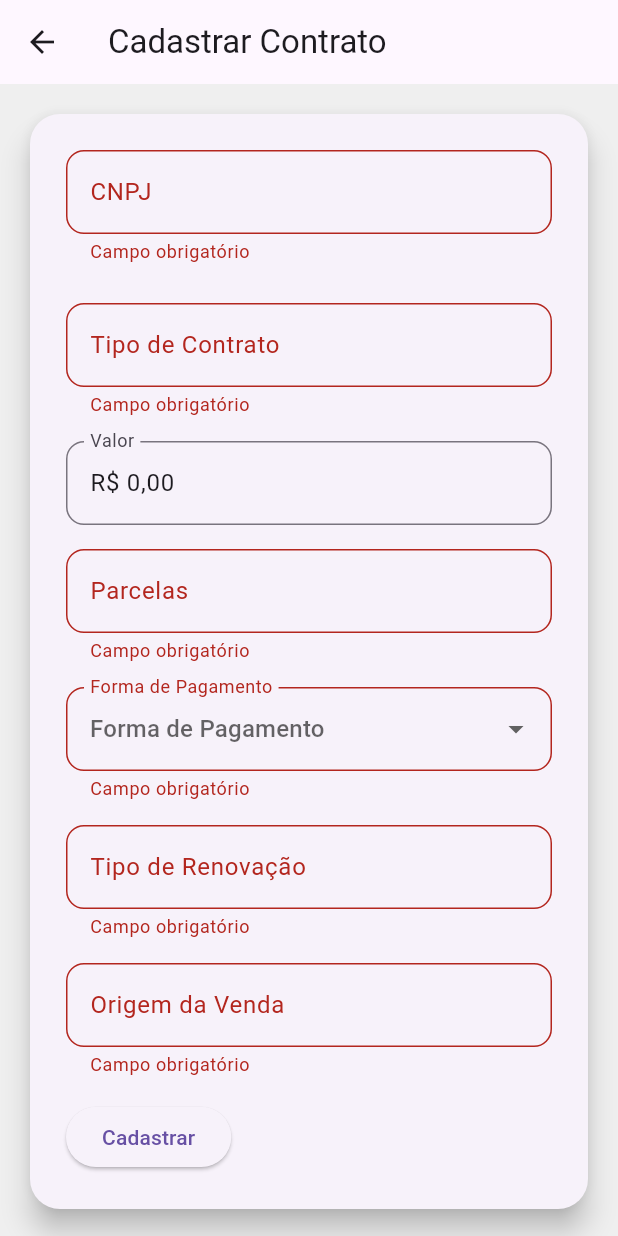
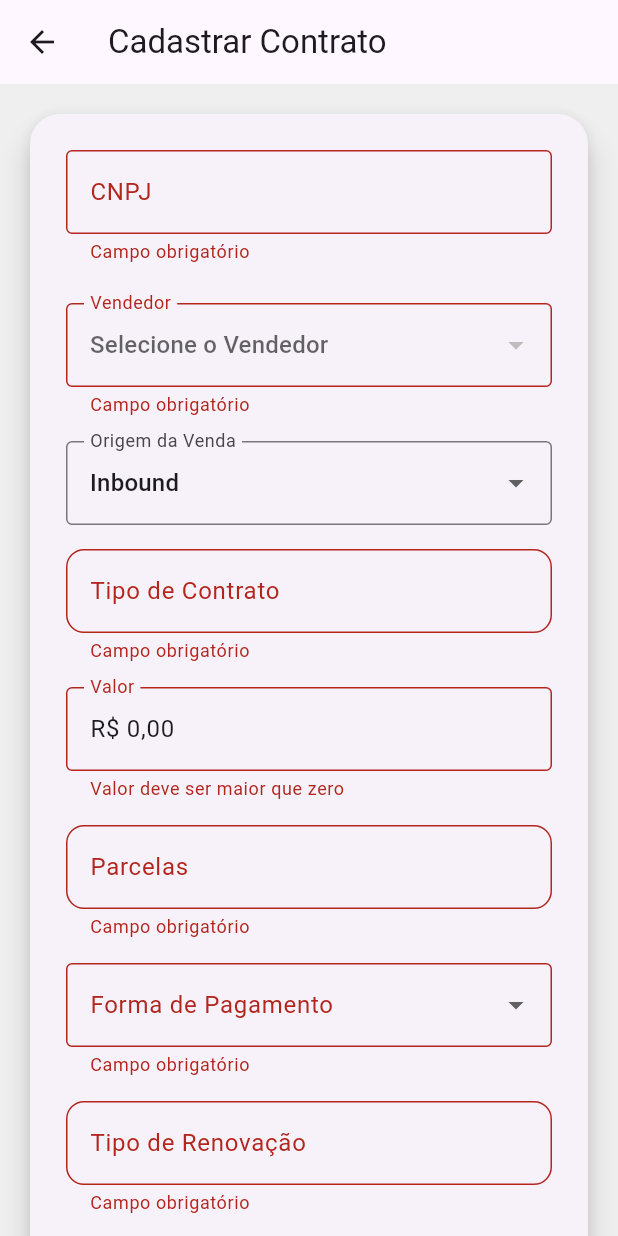
Before and after one commit to Raizhe/comissao-flutter-web, a Flutter app: the ContractFormPage screen opened by its route, after a tap on "Cadastrar", on a phone screen of 412 x 824 dp. Run offline on Flutter 3.47's test engine with Material 3 defaults, Android fonts, the phone set to English and light mode, and no system bars; our stand-ins replace cloud_firestore, firebase_auth, firebase_core, fl_chart, flutter_masked_text2, get; accounts and stored records are empty.

Commit message:
contract page updated

```diff
--- a/lib/presentation/screens/contract/contract_form_page.dart
+++ b/lib/presentation/screens/contract/contract_form_page.dart
@@ -1,10 +1,11 @@
 import 'package:flutter/material.dart';
 import 'package:get/get.dart';
-import 'package:uuid/uuid.dart';
 import 'package:cloud_firestore/cloud_firestore.dart';
 import 'package:flutter_masked_text2/flutter_masked_text2.dart';
+import 'package:uuid/uuid.dart';
+
 import '../../../data/models/contract_model.dart';
-import '../contract/controllers/contracts_controller.dart';
+import 'controllers/contracts_controller.dart';
 
 class ContractFormPage extends StatefulWidget {
   const ContractFormPage({Key? key}) : super(key: key);
@@ -14,34 +15,34 @@ class ContractFormPage extends StatefulWidget {
 }
 
 class _ContractFormPageState extends State<ContractFormPage> {
-  final ContractController _contractController = Get.put(ContractController());
-
   final _formKey = GlobalKey<FormState>();
 
+  final _cnpjController = MaskedTextController(mask: '00.000.000/0000-00');
+  final _cpfController = MaskedTextController(mask: '000.000.000-00');
   final _typeController = TextEditingController();
+
+  // Ajuste no controlador de valor para evitar erro de range
   final _amountController = MoneyMaskedTextController(
+    initialValue: 0.0,  // Valor inicial válido
     decimalSeparator: ',',
     thousandSeparator: '.',
     leftSymbol: 'R\$ ',
   );
+  final _installmentsController = TextEditingController();
   final _paymentMethodController = TextEditingController();
-  final _installmentsController = TextEditingController();
   final _renewalTypeController = TextEditingController();
-  final _salesOriginController = TextEditingController();
+  String? _selectedSalesOrigin = 'Inbound';
+  String? _selectedSellerId;
 
-  final _cnpjController = MaskedTextController(mask: '00.000.000/0000-00');
-  final _cpfController = MaskedTextController(mask: '000.000.000-00');
-
-  String? _selectedSellerId;
-  String? _selectedClientName;
+  bool _showClientSuggestions = false;
   List<Map<String, dynamic>> _clients = [];
   List<Map<String, dynamic>> _sellers = [];
-  bool _showClientSuggestions = false; // Controle da lista de sugestões
 
   @override
   void initState() {
     super.initState();
     _fetchSellers();
+    Get.put(ContractController());
   }
 
   Future<void> _fetchSellers() async {
@@ -49,7 +50,10 @@ class _ContractFormPageState extends State<ContractFormPage> {
     await FirebaseFirestore.instance.collection('sellers').get();
 
     setState(() {
-      _sellers = snapshot.docs.map((doc) => doc.data()).toList();
+      _sellers = snapshot.docs.map((doc) {
+        final data = doc.data();
+        return {'uid': doc.id, 'name': data['name'] ?? 'Sem Nome'};
+      }).toList();
     });
   }
 
@@ -57,106 +61,14 @@ class _ContractFormPageState extends State<ContractFormPage> {
     QuerySnapshot<Map<String, dynamic>> snapshot = await FirebaseFirestore
         .instance
         .collection('clients')
-        .where('cnpj', isGreaterThanOrEqualTo: query)
-        .limit(5)
+        .where('cnpj', isEqualTo: query)
+        .limit(1)
         .get();
 
     setState(() {
       _clients = snapshot.docs.map((doc) => doc.data()).toList();
       _showClientSuggestions = _clients.isNotEmpty;
     });
-  }
-
-  Future<void> _addContract() async {
-    if (!_formKey.currentState!.validate()) return;
-
-    try {
-      String contractId = const Uuid().v4();
-
-      ContractModel newContract = ContractModel(
-        contractId: contractId,
-        clientCNPJ: _cnpjController.text,
-        clientName: _selectedClientName!,
-        sellerId: _selectedSellerId!,
-        type: _typeController.text.trim(),
-        amount: double.parse(
-            _amountController.text.replaceAll(RegExp(r'[^\d.]'), '')),
-        startDate: DateTime.now(),
-        status: 'ativo',
-        createdAt: DateTime.now(),
-        paymentMethod: _paymentMethodController.text.trim(),
-        installments: int.parse(_installmentsController.text.trim()),
-        renewalType: _renewalTypeController.text.trim(),
-        salesOrigin: _salesOriginController.text.trim(),
-      );
-
-      await _contractController.addContract(newContract);
-
-      Get.snackbar('Sucesso', 'Contrato cadastrado com sucesso!',
-          backgroundColor: Colors.green,
-          colorText: Colors.white,
-          snackPosition: SnackPosition.BOTTOM,
-          duration: const Duration(seconds: 3));
-
-      Get.offAllNamed('/home');
-    } catch (e) {
-      Get.snackbar('Erro', 'Erro ao cadastrar contrato: $e',
-          backgroundColor: Colors.red,
-          colorText: Colors.white,
-          snackPosition: SnackPosition.BOTTOM);
-    }
-  }
-
-  Widget _buildSearchableCnpjField() {
-    return Column(
-      children: [
-        TextFormField(
-          controller: _cnpjController,
-          decoration: InputDecoration(
-            labelText: 'CNPJ',
-            border: OutlineInputBorder(
-              borderRadius: BorderRadius.circular(12.0),
-            ),
-          ),
-          onChanged: (value) {
-            if (value.length >= 14) {
-              _searchClient(value);
-            } else {
-              setState(() {
-                _showClientSuggestions = false;
-              });
-            }
-          },
-          validator: (value) =>
-          value == null || value.isEmpty ? 'Campo obrigatório' : null,
-        ),
-        const SizedBox(height: 10),
-        _showClientSuggestions
-            ? ListView.builder(
-          shrinkWrap: true,
-          itemCount: _clients.length,
-          itemBuilder: (context, index) {
-            final client = _clients[index];
-            final clientName =
-                client['name'] ?? 'Nome não disponível';
-            final clientCnpj = client['cnpj'] ?? '';
-
-            return ListTile(
-              title: Text('$clientName - $clientCnpj'),
-              onTap: () {
-                setState(() {
-                  _cnpjController.text = clientCnpj;
-                  _cpfController.text = client['cpf'] ?? '';
-                  _selectedClientName = clientName;
-                  _showClientSuggestions = false;
-                });
-              },
-            );
-          },
-        )
-            : const SizedBox.shrink(),
-      ],
-    );
   }
 
   @override
@@ -181,22 +93,56 @@ class _ContractFormPageState extends State<ContractFormPage> {
                   padding: const EdgeInsets.all(24.0),
                   child: Form(
                     key: _formKey,
-                    child: Wrap(
-                      spacing: 16.0,
-                      runSpacing: 16.0,
+                    child: Column(
+                      crossAxisAlignment: CrossAxisAlignment.stretch,
                       children: [
                         _buildSearchableCnpjField(),
+                        const SizedBox(height: 16),
+                        _buildSellerDropdown(),
+                        const SizedBox(height: 16),
+                        _buildSalesOriginDropdown(),
+                        const SizedBox(height: 16),
                         _buildTextField(_typeController, 'Tipo de Contrato'),
+                        const SizedBox(height: 16),
                         _buildCurrencyField(),
+                        const SizedBox(height: 16),
                         _buildTextField(_installmentsController, 'Parcelas',
                             TextInputType.number),
+                        const SizedBox(height: 16),
                         _buildPaymentMethodDropdown(),
-                        _buildTextField(
-                            _renewalTypeController, 'Tipo de Renovação'),
-                        _buildTextField(
-                            _salesOriginController, 'Origem da Venda'),
+                        const SizedBox(height: 16),
+                        _buildTextField(_renewalTypeController, 'Tipo de Renovação'),
+                        const SizedBox(height: 24),
                         ElevatedButton(
-                          onPressed: _addContract,
+                          onPressed: () async {
+                            if (_formKey.currentState!.validate()) {
+                              final newContract = ContractModel(
+                                contractId: const Uuid().v4(),
+                                clientCNPJ: _cnpjController.text.trim(),
+                                clientName: 'Nome do Cliente',
+                                sellerId: _selectedSellerId!,
+                                type: _typeController.text.trim(),
+                                amount: _amountController.numberValue, // Correção aqui
+                                startDate: DateTime.now(),
+                                endDate: null,
+                                status: 'ativo',
+                                createdAt: DateTime.now(),
+                                paymentMethod: _paymentMethodController.text.trim(),
+                                installments: int.parse(
+                                    _installmentsController.text.trim()),
+                                renewalType: _renewalTypeController.text.trim(),
+                                salesOrigin: _selectedSalesOrigin ?? 'Inbound',
+                              );
+
+                              try {
+                                await Get.find<ContractController>().addContract(newContract);
+                                Get.snackbar('Sucesso', 'Contrato cadastrado com sucesso!');
+                                Get.offAllNamed('/home');
+                              } catch (e) {
+                                Get.snackbar('Erro', 'Erro ao cadastrar contrato: $e');
+                              }
+                            }
+                          },
                           child: const Text('Cadastrar'),
                         ),
                       ],
@@ -211,6 +157,122 @@ class _ContractFormPageState extends State<ContractFormPage> {
     );
   }
 
+  Widget _buildSearchableCnpjField() {
+    return Column(
+      children: [
+        TextFormField(
+          controller: _cnpjController,
+          decoration: const InputDecoration(
+            labelText: 'CNPJ',
+            border: OutlineInputBorder(),
+          ),
+          onChanged: (value) {
+            if (value.replaceAll(RegExp(r'\D'), '').length == 14) {
+              _searchClient(value);
+            } else {
+              setState(() {
+                _showClientSuggestions = false;
+              });
+            }
+          },
+          validator: (value) =>
+          value == null || value.isEmpty ? 'Campo obrigatório' : null,
+        ),
+        const SizedBox(height: 10),
+        _showClientSuggestions
+            ? ListView.builder(
+          shrinkWrap: true,
+          itemCount: _clients.length,
+          itemBuilder: (context, index) {
+            final client = _clients[index];
+            final clientCnpj = client['cnpj'] ?? '';
+
+            return ListTile(
+              title: Text(clientCnpj),
+              onTap: () {
+                setState(() {
+                  _cnpjController.text = clientCnpj;
+                  _cpfController.text = client['cpf'] ?? '';
+                  _showClientSuggestions = false;
+                });
+              },
+            );
+          },
+        )
+            : const SizedBox.shrink(),
+      ],
+    );
+  }
+
+  Widget _buildCurrencyField() {
+    return TextFormField(
+      controller: _amountController,
+      keyboardType: TextInputType.number,
+      decoration: const InputDecoration(
+        labelText: 'Valor',
+        border: OutlineInputBorder(),
+      ),
+      validator: (value) {
+        if (_amountController.numberValue <= 0) {
+          return 'Valor deve ser maior que zero';
+        }
+        return null;
+      },
+    );
+  }
+
+  // Método para o campo de seleção de vendedor
+  Widget _buildSellerDropdown() {
+    return DropdownButtonFormField<String>(
+      hint: const Text('Selecione o Vendedor'),
+      value: _selectedSellerId,
+      items: _sellers.map((seller) {
+        return DropdownMenuItem<String>(
+          value: seller['uid'],
+          child: Text(seller['name']),
+        );
+      }).toList(),
+      onChanged: (value) {
+        setState(() {
+          _selectedSellerId = value;
+        });
+      },
+      decoration: const InputDecoration(
+        labelText: 'Vendedor',
+        border: OutlineInputBorder(),
+      ),
+      validator: (value) =>
+      value == null || value.isEmpty ? 'Campo obrigatório' : null,
+    );
+  }
+
+// Método para o campo de seleção da origem de venda
+  Widget _buildSalesOriginDropdown() {
+    const salesOrigins = ['Inbound', 'Outbound'];
+
+    return DropdownButtonFormField<String>(
+      value: _selectedSalesOrigin,
+      items: salesOrigins.map((origin) {
+        return DropdownMenuItem<String>(
+          value: origin,
+          child: Text(origin),
+        );
+      }).toList(),
+      onChanged: (value) {
+        setState(() {
+          _selectedSalesOrigin = value;
+        });
+      },
+      decoration: const InputDecoration(
+        labelText: 'Origem da Venda',
+        border: OutlineInputBorder(),
+      ),
+      validator: (value) =>
+      value == null || value.isEmpty ? 'Campo obrigatório' : null,
+    );
+  }
+
+// Método genérico para campos de texto
   Widget _buildTextField(TextEditingController controller, String label,
       [TextInputType? type]) {
     return TextFormField(
@@ -227,40 +289,27 @@ class _ContractFormPageState extends State<ContractFormPage> {
     );
   }
 
-  Widget _buildCurrencyField() {
-    return TextFormField(
-      controller: _amountController,
-      keyboardType: TextInputType.number,
-      decoration: InputDecoration(
-        labelText: 'Valor',
-        border: OutlineInputBorder(
-          borderRadius: BorderRadius.circular(12.0),
-        ),
+// Método para o campo de seleção de forma de pagamento
+  Widget _buildPaymentMethodDropdown() {
+    const paymentMethods = ['Crédito', 'Débito', 'Boleto'];
+
+    return DropdownButtonFormField<String>(
+      items: paymentMethods.map((method) {
+        return DropdownMenuItem<String>(
+          value: method,
+          child: Text(method),
+        );
+      }).toList(),
+      onChanged: (value) {
+        _paymentMethodController.text = value!;
+      },
+      decoration: const InputDecoration(
+        labelText: 'Forma de Pagamento',
+        border: OutlineInputBorder(),
       ),
       validator: (value) =>
       value == null || value.isEmpty ? 'Campo obrigatório' : null,
     );
   }
 
-  Widget _buildPaymentMethodDropdown() {
-    const paymentMethods = ['Crédito', 'Débito', 'Boleto'];
-
-    return DropdownButtonFormField<String>(
-      hint: const Text('Forma de Pagamento'),
-      items: paymentMethods.map((method) {
-        return DropdownMenuItem(value: method, child: Text(method));
-      }).toList(),
-      onChanged: (value) {
-        _paymentMethodController.text = value!;
-      },
-      decoration: InputDecoration(
-        labelText: 'Forma de Pagamento',
-        border: OutlineInputBorder(
-          borderRadius: BorderRadius.circular(12.0),
-        ),
-      ),
-      validator: (value) =>
-      value == null || value.isEmpty ? 'Campo obrigatório' : null,
-    );
-  }
 }
```
Also changed, not shown: lib/presentation/screens/seller/seller_form_page.dart (+74 -16 lines).
